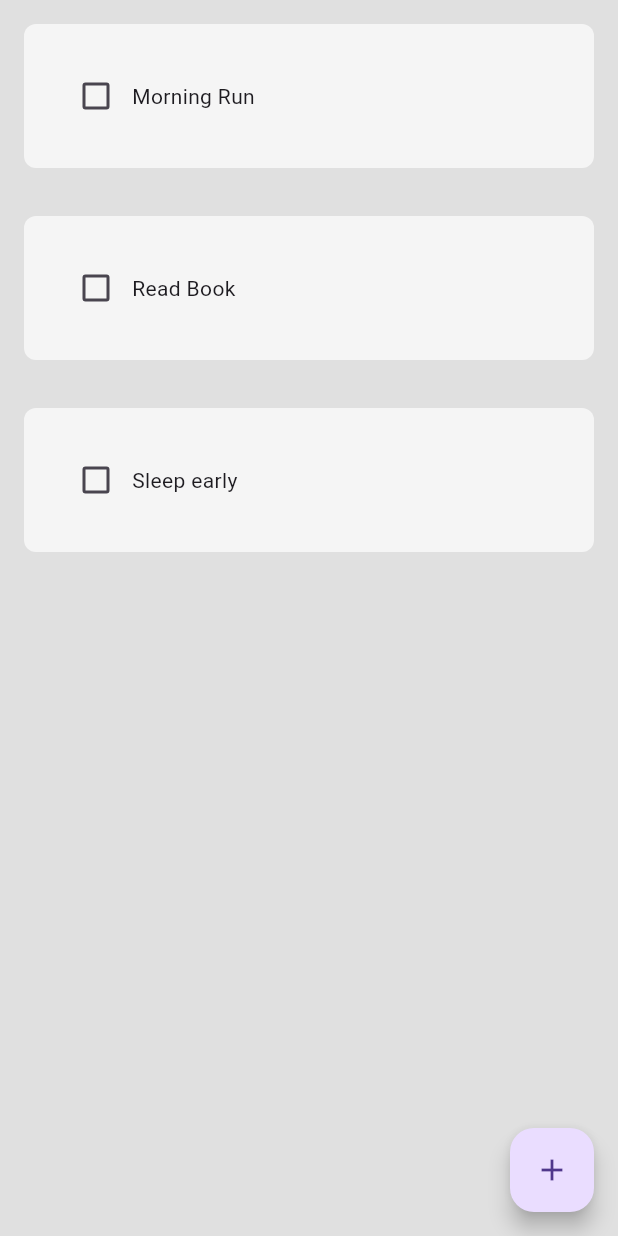
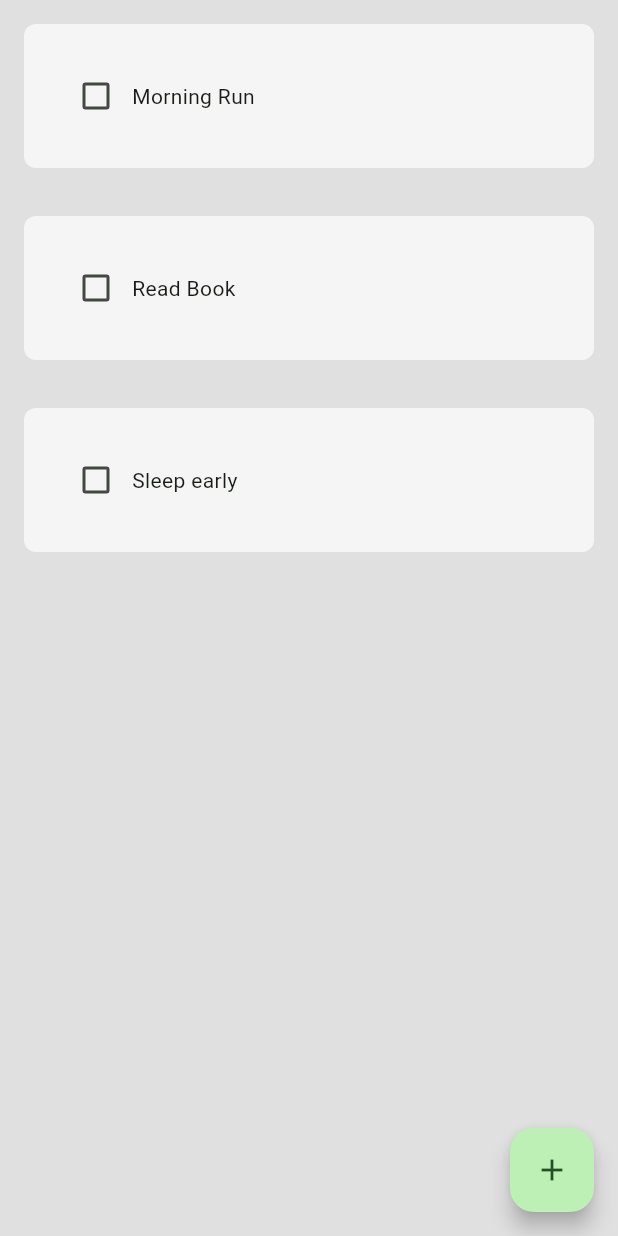
Before and after one commit to SQ77/trackIt, a Flutter app: the screen it shows after launch, on a phone screen of 412 x 824 dp. Run offline on Flutter 3.47's test engine with Material 3 defaults, Android fonts, the light colour scheme and no system bars; drawn by our look-alikes of flutter_slidable.

Commit message:
Change theme colour

```diff
--- a/lib/main.dart
+++ b/lib/main.dart
@@ -12,8 +12,13 @@ class MyApp extends StatelessWidget {
   Widget build(BuildContext context) {
     return MaterialApp(
       debugShowCheckedModeBanner: false,
+      theme: ThemeData(
+        colorScheme: ColorScheme.fromSeed(
+          seedColor: Colors.green,
+        ),
+        useMaterial3: true,
+      ),
       home: HomePage(),
-      theme: ThemeData(primarySwatch: Colors.green),
     );
   }
 }
```
